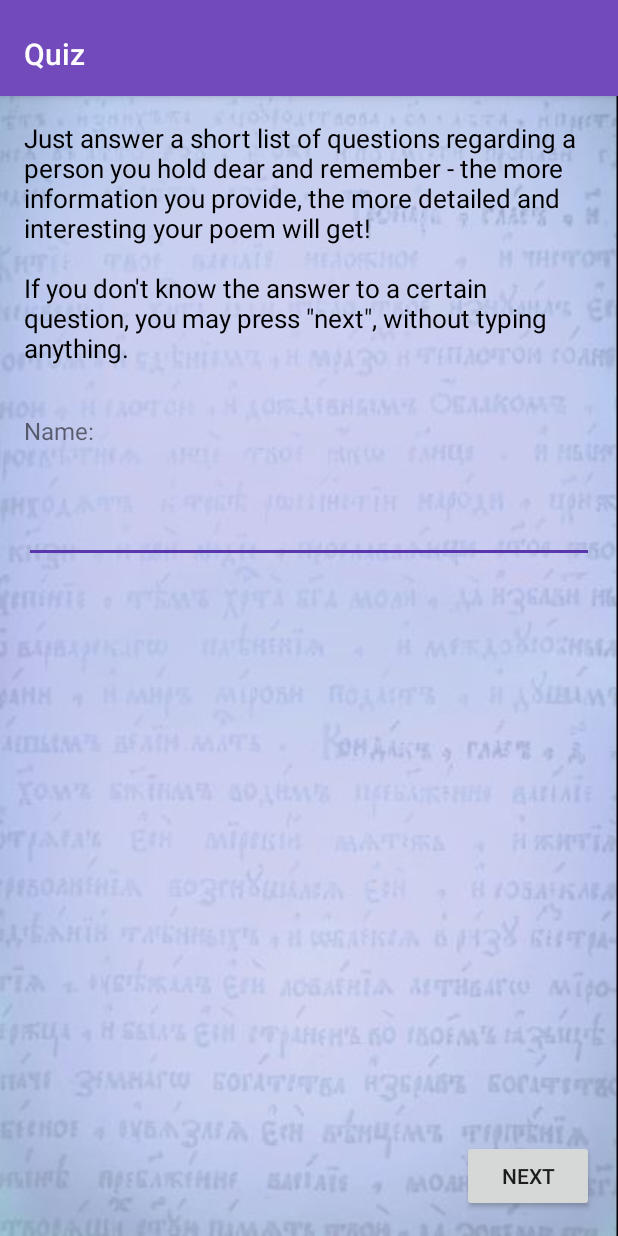
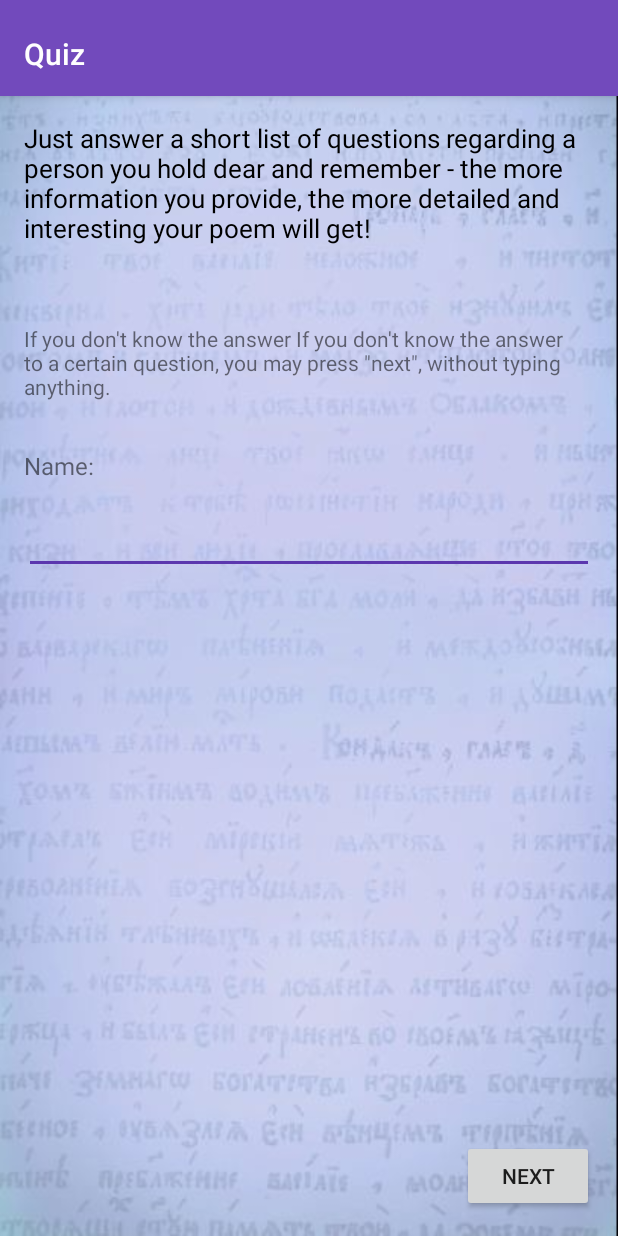
Before and after one commit to degluttiat/Wholeheartedly, an Android app: the QuestionFragment screen opened directly, with no data from a screen before it, on a phone screen of 412 x 824 dp. Run offline under Robolectric (Android 15) with nearby library versions, the phone set to English and light mode, and no system bars.

Commit message:
add fragment quiz start

```diff
--- a/app/src/main/res/layout/fragment_quiz.xml
+++ b/app/src/main/res/layout/fragment_quiz.xml
@@ -1,24 +1,32 @@
 <LinearLayout xmlns:android="http://schemas.android.com/apk/res/android"
-    xmlns:app="http://schemas.android.com/apk/res-auto"
     xmlns:tools="http://schemas.android.com/tools"
     android:id="@+id/constraintLayout"
-    android:orientation="vertical"
     android:layout_width="match_parent"
     android:layout_height="match_parent"
-    tools:context="com.example.alena.wholeheartedly.QuizActivity$QuestionFragment">
+    android:orientation="vertical"
+    tools:context="QuestionFragment">
+
+    <TextView
+        android:layout_width="wrap_content"
+        android:layout_height="wrap_content"
+        android:layout_margin="16dp"
+        android:textSize="14sp"
+        android:text="@string/if_you_don_t_know_the_answer"/>
 
     <TextView
         android:id="@+id/fragmentTextView"
         android:layout_width="wrap_content"
         android:layout_height="wrap_content"
         android:layout_margin="16dp"
-        android:textSize="16sp"/>
+        android:textSize="16sp" />
 
     <EditText
         android:id="@+id/fragmentEditText"
         android:layout_width="match_parent"
-        android:layout_margin="16dp"
+        android:layout_height="wrap_content"
+        android:layout_marginLeft="16dp"
+        android:layout_marginRight="16dp"
         android:imeOptions="actionNext"
-        android:layout_height="wrap_content" />
+        android:inputType="textCapSentences" />
 
 </LinearLayout>
--- a/app/src/main/res/values/strings.xml
+++ b/app/src/main/res/values/strings.xml
@@ -11,7 +11,7 @@
 
     <string name="text2">Тихий голос моей души,\nГоворит мне: "Ты жить спеши...\nНе печалься и не хандри... \nЖизнь дается... а ты бери..."\nТы возьми...этот теплый свет...\nГде-то там его... просто нет... \nТы поймай...этот яркий луч...\nДаже если он... из-за туч... \nШелест листьев и детский крик, \nТы бери... и в себе храни... \nЛетний дождь... невесомый снег...\nТы бери...тихий плачь и смех...\nИ любовь,что тебе дана...\nТы испей её всю до дна...\nДаже если придет беда...\nТы возьми её не навсегда...\nЯ спрошу у своей души:\n"Может быть... посидим в тиши?"\nУлыбнется не зло она:\n"Ещё будет у нас... тишина..."</string>
     <string name="title_activity_quiz">QuizActivity</string>
-    <string name="just_answer">Just answer a short list of questions regarding a person you hold dear and remember - the more information you provide, the more detailed and interesting your poem will get!\n\nIf you don\'t know the answer to a certain question, you may press \"next\", without typing anything.</string>
+    <string name="just_answer">Just answer a short list of questions regarding a person you hold dear and remember - the more information you provide, the more detailed and interesting your poem will get!\n</string>
     <string name="logo">Logo</string>
     <string name="welcome_text">There are many different presents one can give, but I will write one that truly stands out.  Let\'s give your loved ones a SPECIAL treat!</string>
     <string name="start">"     "Start</string>
@@ -36,6 +36,7 @@
     <string name="price3">7 – 10 quatrains</string>
     <string name="left">Left</string>
     <string name="right">Right</string>
+    <string name="if_you_don_t_know_the_answer">If you don\'t know the answer If you don\'t know the answer to a certain question, you may press \"next\", without typing anything.</string>
 
     <string-array name="questions_array">
         <item>0</item>
```
Also changed, not shown: app/src/main/AndroidManifest.xml (+14 -6 lines), app/src/main/res/layout/fragment_quiz_start.xml (added, +19 -0 lines).
